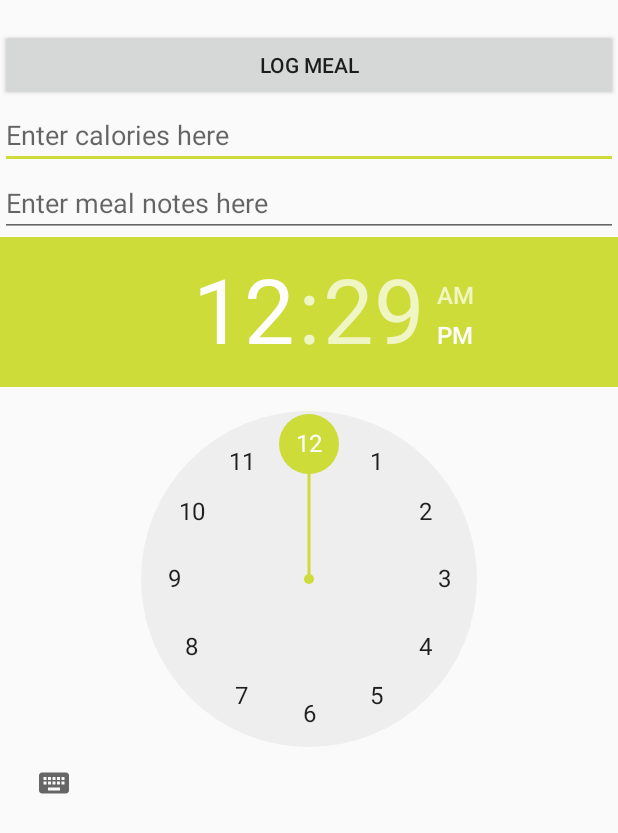
After one commit to jrbrayjr2006/Fitness_Pro_Android, an Android app: the layout dialog_fragment_diet.xml on its own in the app's theme, with its tools: preview values and no code run, on a phone screen of 412 x 824 dp. The commit adds this screen. Shown: the top 833 px of the screen. Run offline under Robolectric (Android 15) with nearby library versions, the phone set to English and light mode, and no system bars.

Commit message:
Added images and diet functionality, modified exercises

```diff
--- a/app/build.gradle
+++ b/app/build.gradle
@@ -2,7 +2,7 @@ apply plugin: 'com.android.application'
 
 android {
     compileSdkVersion 23
-    buildToolsVersion '25.0.0'
+    buildToolsVersion '26.0.2'
 
     defaultConfig {
         applicationId "com.jaydot2.fitnessapp.core"
--- a/app/src/main/java/com/jaydot2/fitnessapp/core/ExerciseDialogFragment.java
+++ b/app/src/main/java/com/jaydot2/fitnessapp/core/ExerciseDialogFragment.java
@@ -73,7 +73,7 @@ public class ExerciseDialogFragment extends DialogFragment {
         imageResource = extras.getInt(StrengthExerciseFragment.IMAGE_RESOURCE);
 
 
-        // inflate the custome view
+        // inflate the custom view
         View v = inflater.inflate(R.layout.dialog_fragment_exercise, null);
         exerciseTitleText = (TextView) v.findViewById(R.id.exerciseAnimationTitle);
         exerciseTitleText.setText(exerciseName);
--- /dev/null
+++ b/app/src/main/res/layout/dialog_fragment_diet.xml
@@ -0,0 +1,43 @@
+<?xml version="1.0" encoding="utf-8"?>
+<LinearLayout xmlns:android="http://schemas.android.com/apk/res/android"
+    android:orientation="vertical" android:layout_width="match_parent"
+    android:layout_height="match_parent">
+
+    <TextView
+        android:id="@+id/dietTitle"
+        android:layout_width="match_parent"
+        android:layout_height="wrap_content"
+        android:textAlignment="center"
+        android:textColor="@color/primary_text"/>
+
+    <Button
+        android:id="@+id/dietLogMealBtn"
+        android:layout_width="match_parent"
+        android:layout_height="wrap_content"
+        android:text="@string/log_meal"/>
+
+    <EditText
+        android:id="@+id/caloriesEditText"
+        android:hint="@string/calories_hint"
+        android:layout_width="match_parent"
+        android:layout_height="wrap_content" />
+
+    <EditText
+        android:id="@+id/mealNotesEditText"
+        android:hint="@string/meal_notes_hint"
+        android:layout_width="match_parent"
+        android:layout_height="wrap_content" />
+
+    <TimePicker
+        android:id="@+id/mailTimePicker"
+        android:layout_width="match_parent"
+        android:layout_height="wrap_content"></TimePicker>
+
+    <ImageView
+        android:id="@+id/dietImage"
+        android:layout_width="200dp"
+        android:layout_height="200dp"
+        android:layout_gravity="center_horizontal"
+        android:scaleType="center"/>
+
+</LinearLayout>
--- a/app/src/main/res/values/strings.xml
+++ b/app/src/main/res/values/strings.xml
@@ -3,6 +3,7 @@
 
     <string name="show_exercise">Start</string>
     <string name="cancel">Cancel</string>
+    <string name="log_meal">Log Meal</string>
 
     <string name="navigation_drawer_open">Open navigation drawer</string>
     <string name="navigation_drawer_close">Close navigation drawer</string>
@@ -33,6 +34,9 @@
     <string name="meal04">Meal 4 - Afternoon Snack</string>
     <string name="meal05">Meal 5 - Dinner</string>
     <string name="meal06">Meal 6 - Evening Snack</string>
+
+    <string name="calories_hint">Enter calories here</string>
+    <string name="meal_notes_hint">Enter meal notes here</string>
 
     <string name="age">Age</string>
     <string name="start_weight">Starting Weight</string>
--- a/build.gradle
+++ b/build.gradle
@@ -3,9 +3,10 @@
 buildscript {
     repositories {
         jcenter()
+        google()
     }
     dependencies {
-        classpath 'com.android.tools.build:gradle:2.3.2'
+        classpath 'com.android.tools.build:gradle:3.2.0-alpha16'
 
         // NOTE: Do not place your application dependencies here; they belong
         // in the individual module build.gradle files
```
Also changed, not shown: app/src/main/java/com/jaydot2/fitnessapp/core/DietDialogFragment.java (+35 -0 lines), app/src/main/java/com/jaydot2/fitnessapp/core/DietFragment.java (+12 -1 lines), app/src/main/biking-web.png (added), app/src/main/res/drawable-hdpi/ic_meal.png (added), app/src/main/res/drawable-mdpi/ic_meal.png (added), app/src/main/res/drawable-xhdpi/ic_meal.png (added), app/src/main/res/drawable-xxhdpi/ic_meal.png (added), app/src/main/res/mipmap-hdpi/biking.png (added), app/src/main/res/mipmap-mdpi/biking.png (added), app/src/main/res/mipmap-xhdpi/biking.png (added), app/src/main/res/mipmap-xxhdpi/biking.png (added), app/src/main/res/mipmap-xxxhdpi/biking.png (added), gradle/wrapper/gradle-wrapper.properties, 1 other file.
